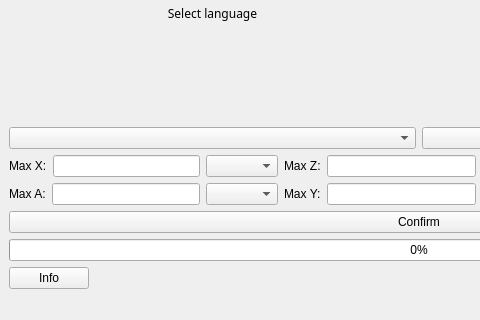
First picture: the form in src/gui/main_window.ui, repository coolka1234/GCodeOptimizer, before the edit; both pictures show x 0 to 480 and y 160 to 480 of the 838 by 480 pixel window.
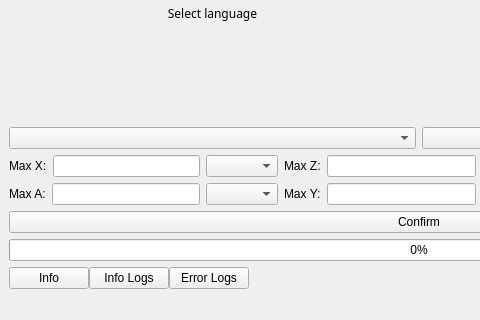
Second picture: the form after the edit.

The edit to the form file:
```diff
--- a/src/gui/main_window.ui
+++ b/src/gui/main_window.ui
@@ -278,6 +278,29 @@
           </property>
          </widget>
         </item>
+        <item>
+         <widget class="QPushButton" name="pushButtonInfoLogs">
+          <property name="toolTip">
+           <string>Display info log output</string>
+          </property>
+          <property name="toolTipDuration">
+           <number>-1</number>
+          </property>
+          <property name="text">
+           <string>Info Logs</string>
+          </property>
+         </widget>
+        </item>
+        <item>
+         <widget class="QPushButton" name="pushButtonErrorLogs">
+          <property name="toolTip">
+           <string>Display errors and warnings</string>
+          </property>
+          <property name="text">
+           <string>Error Logs</string>
+          </property>
+         </widget>
+        </item>
         <item>
          <spacer name="horizontalSpacer">
           <property name="orientation">
```
Left out of the diff: 16 changed lines with no effect on the pictures.
